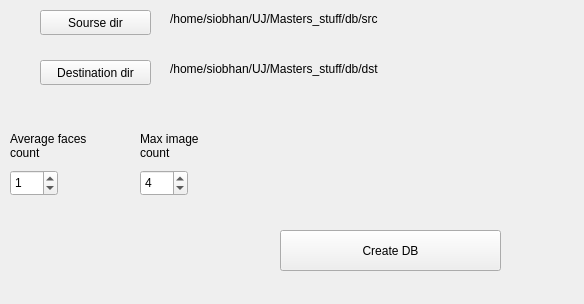
Old version of the form dbcreationwindow.ui in the repository Platash/Reco_3.
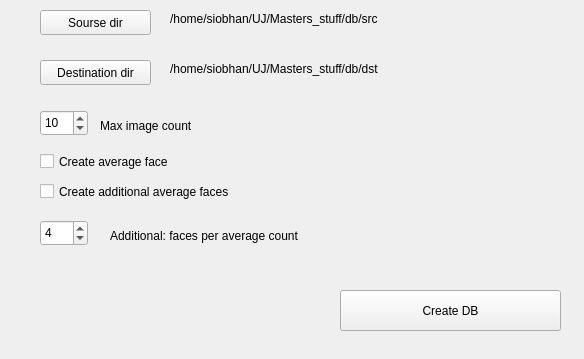
New version of the form.

Diff of the .ui file:
```diff
--- a/dbcreationwindow.ui
+++ b/dbcreationwindow.ui
@@ -7,7 +7,7 @@
     <x>0</x>
     <y>0</y>
     <width>584</width>
-    <height>304</height>
+    <height>359</height>
    </rect>
   </property>
   <property name="windowTitle">
@@ -42,30 +42,33 @@
   <widget class="QSpinBox" name="s_average_count">
    <property name="geometry">
     <rect>
-     <x>10</x>
-     <y>170</y>
+     <x>40</x>
+     <y>220</y>
      <width>48</width>
      <height>26</height>
     </rect>
    </property>
+   <property name="minimum">
+    <number>2</number>
+   </property>
    <property name="maximum">
     <number>20</number>
    </property>
    <property name="value">
-    <number>1</number>
+    <number>4</number>
    </property>
   </widget>
   <widget class="QLabel" name="l_average_count">
    <property name="geometry">
     <rect>
-     <x>10</x>
-     <y>120</y>
-     <width>101</width>
+     <x>110</x>
+     <y>210</y>
+     <width>271</width>
      <height>51</height>
     </rect>
    </property>
    <property name="text">
-    <string>Average faces count</string>
+    <string>Additional: faces per average count</string>
    </property>
    <property name="wordWrap">
     <bool>true</bool>
@@ -74,9 +77,9 @@
   <widget class="QLabel" name="l_image_count">
    <property name="geometry">
     <rect>
-     <x>140</x>
-     <y>130</y>
-     <width>91</width>
+     <x>100</x>
+     <y>110</y>
+     <width>161</width>
      <height>31</height>
     </rect>
    </property>
@@ -90,8 +93,8 @@
   <widget class="QSpinBox" name="s_image_count">
    <property name="geometry">
     <rect>
-     <x>140</x>
-     <y>170</y>
+     <x>40</x>
+     <y>110</y>
      <width>48</width>
      <height>26</height>
     </rect>
@@ -100,14 +103,14 @@
     <number>1</number>
    </property>
    <property name="value">
-    <number>4</number>
+    <number>10</number>
    </property>
   </widget>
   <widget class="QPushButton" name="b_create_db">
    <property name="geometry">
     <rect>
-     <x>280</x>
-     <y>230</y>
+     <x>340</x>
+     <y>290</y>
      <width>221</width>
      <height>41</height>
     </rect>
@@ -158,6 +161,32 @@
     <bool>true</bool>
    </property>
   </widget>
+  <widget class="QCheckBox" name="c_create_average">
+   <property name="geometry">
+    <rect>
+     <x>40</x>
+     <y>150</y>
+     <width>201</width>
+     <height>23</height>
+    </rect>
+   </property>
+   <property name="text">
+    <string>Create average face</string>
+   </property>
+  </widget>
+  <widget class="QCheckBox" name="c_create_averages">
+   <property name="geometry">
+    <rect>
+     <x>40</x>
+     <y>180</y>
+     <width>351</width>
+     <height>23</height>
+    </rect>
+   </property>
+   <property name="text">
+    <string>Create additional average faces</string>
+   </property>
+  </widget>
  </widget>
  <resources/>
  <connections/>
```
